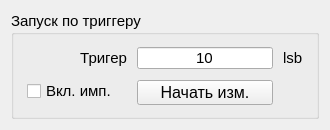
This is frontend/engineWidget/WidgetRunMeasure.ui in AtariVC/ddii_scopus as Qt 5 draws it before an edit. The edited form follows.
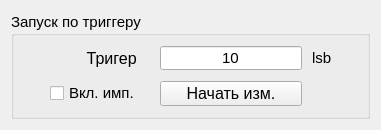
This is the edited form.

The edit to the form file:
```diff
--- a/frontend/engineWidget/WidgetRunMeasure.ui
+++ b/frontend/engineWidget/WidgetRunMeasure.ui
@@ -6,7 +6,7 @@
    <rect>
     <x>0</x>
     <y>0</y>
-    <width>330</width>
+    <width>381</width>
     <height>130</height>
    </rect>
   </property>
@@ -26,6 +26,12 @@
    <string>Form</string>
   </property>
   <layout class="QGridLayout" name="gridLayout">
+   <property name="topMargin">
+    <number>12</number>
+   </property>
+   <property name="verticalSpacing">
+    <number>0</number>
+   </property>
    <item row="0" column="0">
     <widget class="QGroupBox" name="groupBox_11">
      <property name="sizePolicy">
@@ -36,7 +42,7 @@
      </property>
      <property name="minimumSize">
       <size>
-       <width>80</width>
+       <width>121</width>
        <height>0</height>
       </size>
      </property>
@@ -56,20 +62,23 @@
       <string>Запуск по триггеру</string>
      </property>
      <layout class="QHBoxLayout" name="horizontalLayout_5">
+      <property name="spacing">
+       <number>10</number>
+      </property>
       <property name="leftMargin">
-       <number>7</number>
+       <number>5</number>
       </property>
       <property name="topMargin">
-       <number>7</number>
+       <number>5</number>
       </property>
       <property name="rightMargin">
-       <number>7</number>
+       <number>5</number>
       </property>
       <property name="bottomMargin">
        <number>7</number>
       </property>
       <item>
-       <layout class="QGridLayout" name="gridLayout_12" rowstretch="1,0,0,0,1" columnstretch="1,0,0,0,1" rowminimumheight="1,1,1,1,1" columnminimumwidth="1,1,1,1,1">
+       <layout class="QGridLayout" name="gridLayout_12" rowstretch="1,0,0" columnstretch="1,0,0,0,1" rowminimumheight="1,1,1" columnminimumwidth="1,1,1,1,1">
         <property name="sizeConstraint">
          <enum>QLayout::SetDefaultConstraint</enum>
         </property>
@@ -96,6 +105,9 @@
             <height>0</height>
            </size>
           </property>
+          <property name="styleSheet">
+           <string notr="true">font: 12pt &quot;MS Shell Dlg 2&quot;;</string>
+          </property>
           <property name="text">
            <string>10</string>
           </property>
@@ -146,6 +158,9 @@
             <height>0</height>
            </size>
           </property>
+          <property name="styleSheet">
+           <string notr="true">font: 12pt &quot;MS Shell Dlg 2&quot;;</string>
+          </property>
           <property name="text">
            <string>lsb</string>
           </property>
@@ -153,12 +168,21 @@
         </item>
         <item row="2" column="1">
          <widget class="QCheckBox" name="checkBox_enable_test_csa">
+          <property name="sizePolicy">
+           <sizepolicy hsizetype="Preferred" vsizetype="Preferred">
+            <horstretch>0</horstretch>
+            <verstretch>0</verstretch>
+           </sizepolicy>
+          </property>
           <property name="minimumSize">
            <size>
             <width>100</width>
             <height>0</height>
            </size>
           </property>
+          <property name="layoutDirection">
+           <enum>Qt::LeftToRight</enum>
+          </property>
           <property name="styleSheet">
            <string notr="true">font: 12pt &quot;MS Shell Dlg 2&quot;;</string>
           </property>
@@ -178,8 +202,20 @@
             <height>0</height>
            </size>
           </property>
+          <property name="font">
+           <font>
+            <family>MS Shell Dlg 2</family>
+            <pointsize>12</pointsize>
+            <weight>50</weight>
+            <italic>false</italic>
+            <bold>false</bold>
+           </font>
+          </property>
+          <property name="styleSheet">
+           <string notr="true">font: 12pt &quot;MS Shell Dlg 2&quot;;</string>
+          </property>
           <property name="text">
-           <string>Тригер</string>
+           <string>Тригер   </string>
           </property>
           <property name="alignment">
            <set>Qt::AlignRight|Qt::AlignTrailing|Qt::AlignVCenter</set>
```
Left out of the diff: 2 changed lines with no effect on the pictures.
